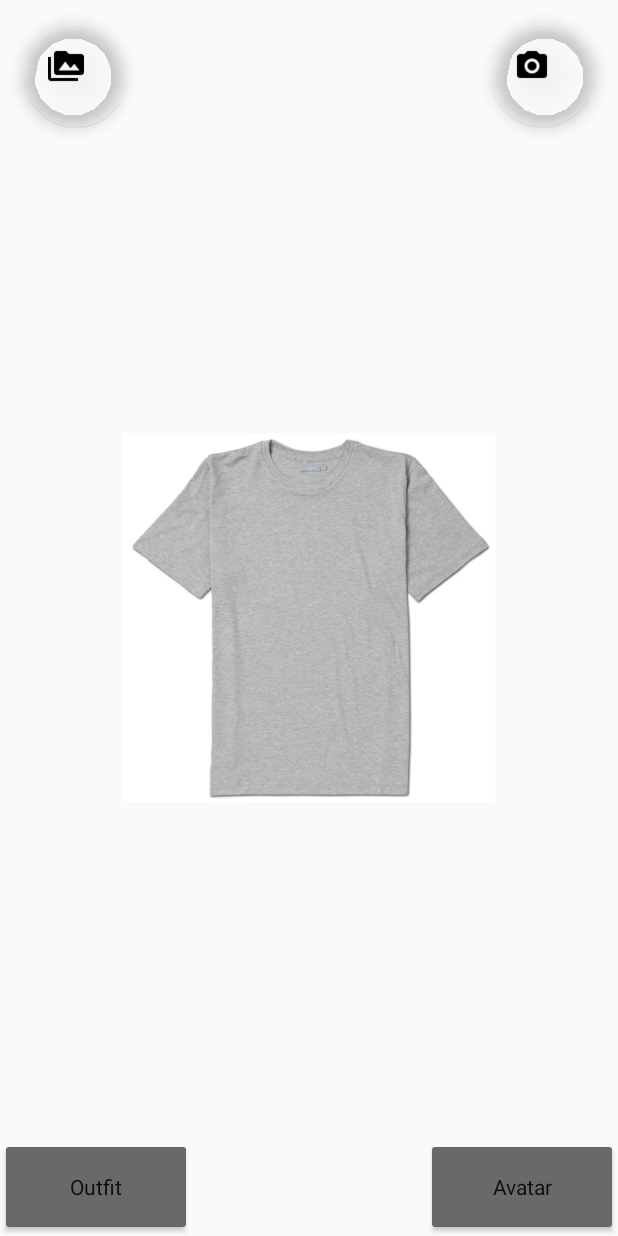
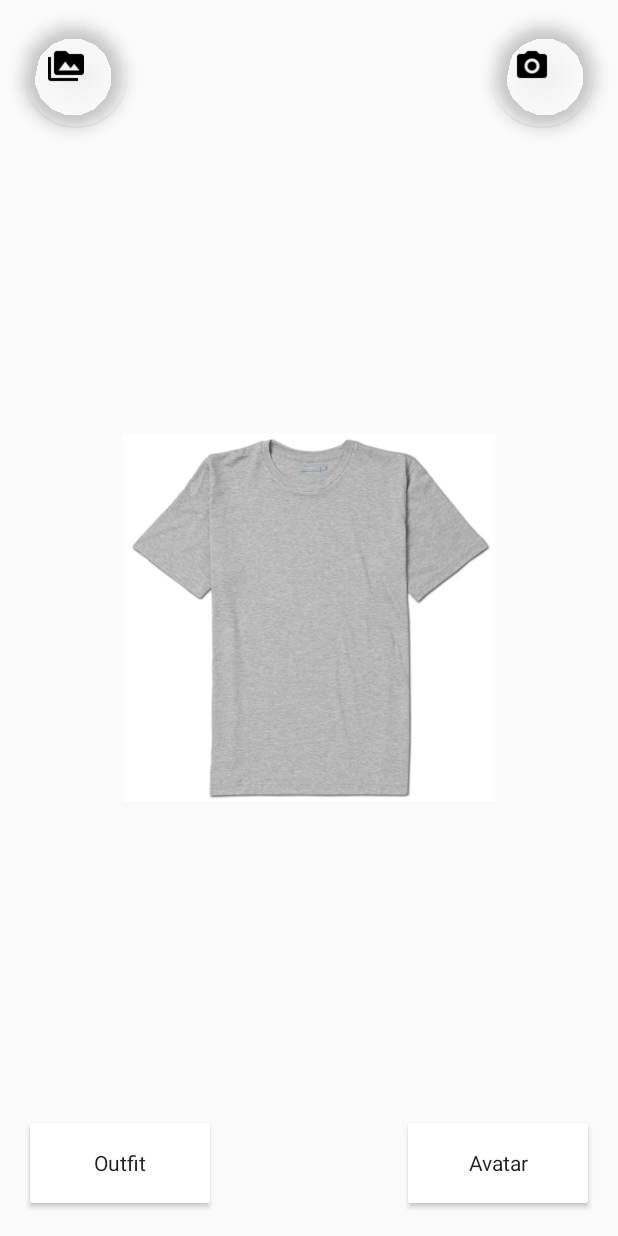
Before and after one commit to buy1/vCloset1, an Android app: the screen it shows after launch (MainActivity), on a phone screen of 412 x 824 dp. Run offline under Robolectric (Android 15) with nearby library versions, the phone set to English and light mode, and no system bars.

Commit message:
made buttons prettier

```diff
--- a/app/src/main/java/com/example/baiwen/vcloset/MainActivity.java
+++ b/app/src/main/java/com/example/baiwen/vcloset/MainActivity.java
@@ -12,6 +12,8 @@ import android.view.Menu;
 import android.view.MenuItem;
 import android.content.Intent;
 import android.provider.MediaStore;
+import android.view.Window;
+import android.view.WindowManager;
 import android.widget.Button;
 import android.graphics.Bitmap;
 import android.widget.ImageView;
@@ -52,6 +54,9 @@ public class MainActivity extends AppCompatActivity {
     @Override
     protected void onCreate(Bundle savedInstanceState) {
         super.onCreate(savedInstanceState);
+        requestWindowFeature(Window.FEATURE_NO_TITLE);
+        getWindow().setFlags(WindowManager.LayoutParams.FLAG_FULLSCREEN,
+                WindowManager.LayoutParams.FLAG_FULLSCREEN);
         setContentView(R.layout.activity_main);
 
         final Intent takePicture = new Intent(MediaStore.ACTION_IMAGE_CAPTURE);
--- a/app/src/main/res/layout/activity_main.xml
+++ b/app/src/main/res/layout/activity_main.xml
@@ -54,6 +54,8 @@
         android:layout_height="65dp"
         android:layout_width="128dp"
         android:theme="@style/MyButton"
+        android:backgroundTint="@color/white"
+        android:layout_margin="@dimen/fab_margin"
         android:elevation="0dp"
         style="@style/MyButton" />
 
@@ -61,7 +63,9 @@
         android:text="Avatar"
         android:layout_height="65dp"
         android:id="@+id/button2"
+        android:layout_margin="@dimen/fab_margin"
         android:layout_gravity="bottom|right"
+        android:backgroundTint="@color/white"
         android:layout_width="128dp"
         android:theme="@style/MyButton"
         style="@style/MyButton" />
```
